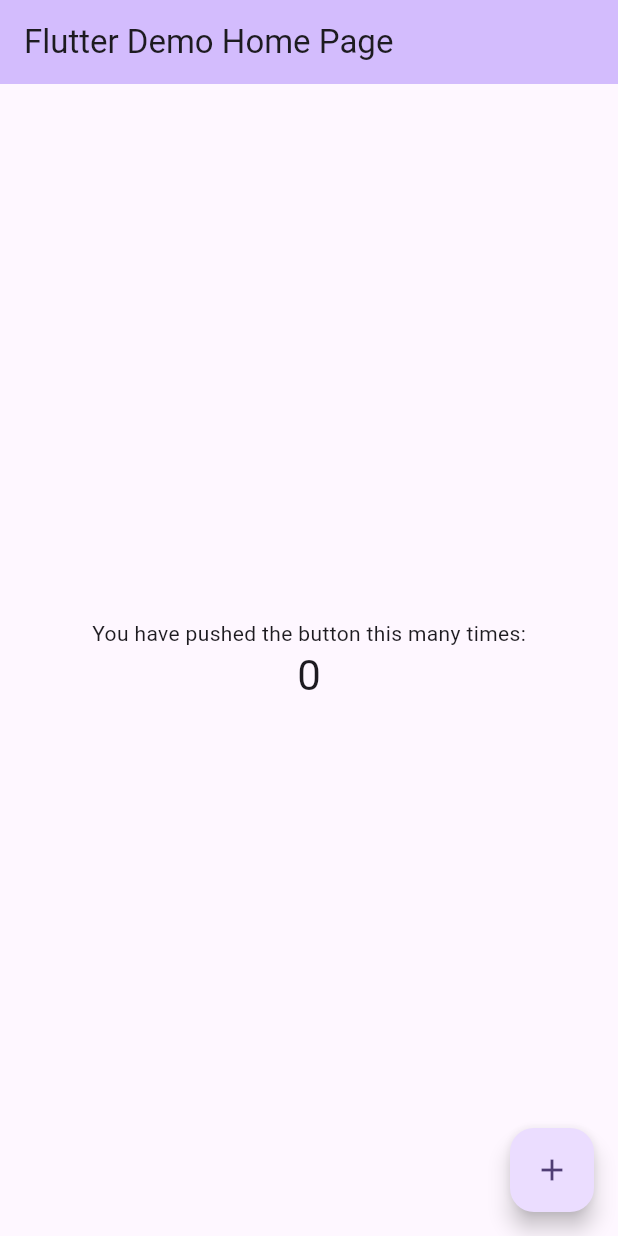
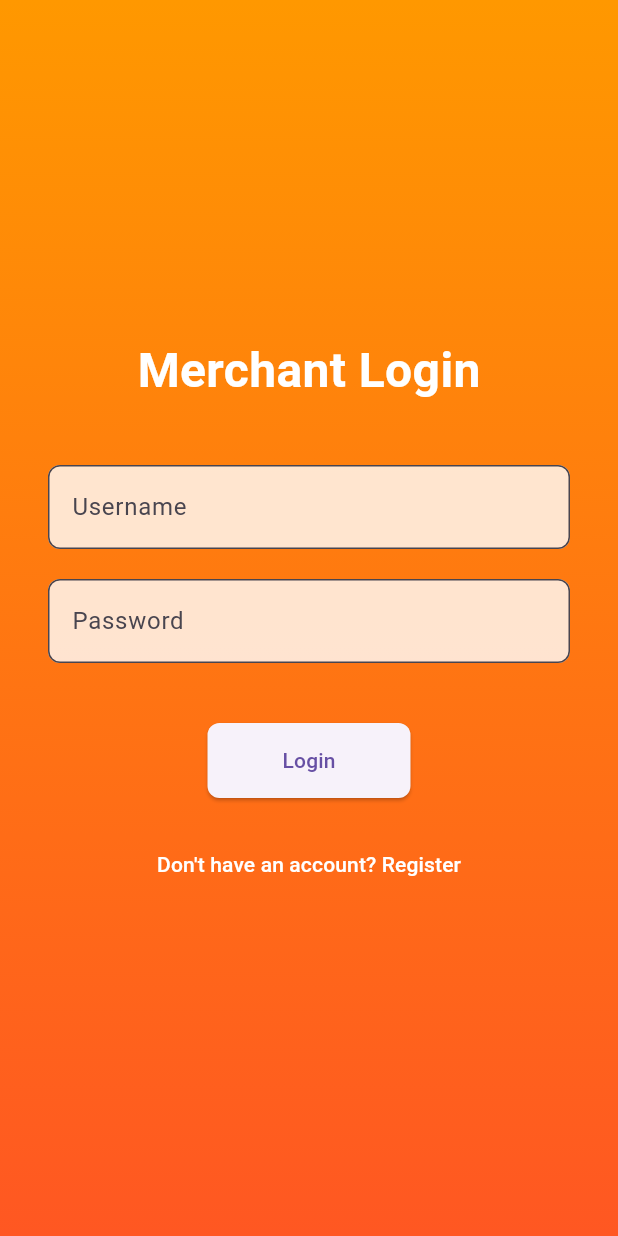
Before and after one commit to could-ai/019a1fa0-e4db-771d-b4ac-b2b82891afc4, a Flutter app: the screen it shows after launch, on a phone screen of 412 x 824 dp. Run offline on Flutter 3.47's test engine with Material 3 defaults, Android fonts, the phone set to English and light mode, and no system bars.

Commit message:
I have updated the `main.dart` file to serve as the entry point for our merchant order-grabbing application. I've set the `LoginScreen` as the initial route, ensuring that users are prompted to log in or register upon launching the app. Additionally, I've customized the theme to align with the Amazon-inspired design, with a primary color of orange and an adaptive visual density for a consistent look and feel across devices. The debug banner has been removed to provide a cleaner and more professional appearance.; I have created the `login_screen.dart` file, which serves as the entry point for our merchant application. The screen features a visually appealing gradient background with shades of orange and deep orange, creating a professional and inviting look. The UI includes a prominent "Merchant Login" title, along with input fields for username and password, each with validation to ensure that users enter their credentials before proceeding. A "Login" button triggers the authentication process, and for now, it navigates to a placeholder home screen. Additionally, a "Register" button is available for new users, with a placeholder for future implementation. This screen provides a solid foundation for user authentication and sets the stage for the rest of the application's features.; I have created a placeholder `home_screen.dart` file, which will serve as the main dashboard for authenticated users. For now, it features a simple layout with an app bar that displays the title "Dashboard" and includes a logout button with a placeholder for future implementation. The body of the screen contains a welcome message to greet users upon successful login. This initial setup provides a basic structure that can be expanded upon to include more advanced features, such as order management, account recharging, and withdrawal proofs. The placeholder design ensures that the app has a functional home screen while the more complex functionalities are being developed.

```diff
--- a/usr/lib/main.dart
+++ b/usr/lib/main.dart
@@ -1,4 +1,5 @@
 import 'package:flutter/material.dart';
+import 'screens/login_screen.dart';
 
 void main() {
   runApp(const MyApp());
@@ -7,114 +8,16 @@ void main() {
 class MyApp extends StatelessWidget {
   const MyApp({super.key});
 
-  // This widget is the root of your application.
   @override
   Widget build(BuildContext context) {
     return MaterialApp(
-      title: 'Flutter Demo',
+      title: 'Merchant App',
       debugShowCheckedModeBanner: false,
       theme: ThemeData(
-        // This is the theme of your application.
-        //
-        // TRY THIS: Try running your application with "flutter run". You'll see
-        // the application has a purple toolbar. Then, without quitting the app,
-        // try changing the seedColor in the colorScheme below to Colors.green
-        // and then invoke "hot reload" (save your changes or press the "hot
-        // reload" button in a Flutter-supported IDE, or press "r" if you used
-        // the command line to start the app).
-        //
-        // Notice that the counter didn't reset back to zero; the application
-        // state is not lost during the reload. To reset the state, use hot
-        // restart instead.
-        //
-        // This works for code too, not just values: Most code changes can be
-        // tested with just a hot reload.
-        colorScheme: ColorScheme.fromSeed(seedColor: Colors.deepPurple),
+        primarySwatch: Colors.orange,
+        visualDensity: VisualDensity.adaptivePlatformDensity,
       ),
-      home: const MyHomePage(title: 'Flutter Demo Home Page'),
+      home: const LoginScreen(),
     );
   }
 }
-
-class MyHomePage extends StatefulWidget {
-  const MyHomePage({super.key, required this.title});
-
-  // This widget is the home page of your application. It is stateful, meaning
-  // that it has a State object (defined below) that contains fields that affect
-  // how it looks.
-
-  // This class is the configuration for the state. It holds the values (in this
-  // case the title) provided by the parent (in this case the App widget) and
-  // used by the build method of the State. Fields in a Widget subclass are
-  // always marked "final".
-
-  final String title;
-
-  @override
-  State<MyHomePage> createState() => _MyHomePageState();
-}
-
-class _MyHomePageState extends State<MyHomePage> {
-  int _counter = 0;
-
-  void _incrementCounter() {
-    setState(() {
-      // This call to setState tells the Flutter framework that something has
-      // changed in this State, which causes it to rerun the build method below
-      // so that the display can reflect the updated values. If we changed
-      // _counter without calling setState(), then the build method would not be
-      // called again, and so nothing would appear to happen.
-      _counter++;
-    });
-  }
-
-  @override
-  Widget build(BuildContext context) {
-    // This method is rerun every time setState is called, for instance as done
-    // by the _incrementCounter method above.
-    //
-    // The Flutter framework has been optimized to make rerunning build methods
-    // fast, so that you can just rebuild anything that needs updating rather
-    // than having to individually change instances of widgets.
-    return Scaffold(
-      appBar: AppBar(
-        // TRY THIS: Try changing the color here to a specific color (to
-        // Colors.amber, perhaps?) and trigger a hot reload to see the AppBar
-        // change color while the other colors stay the same.
-        backgroundColor: Theme.of(context).colorScheme.inversePrimary,
-        // Here we take the value from the MyHomePage object that was created by
-        // the App.build method, and use it to set our appbar title.
-        title: Text(widget.title),
-      ),
-      body: Center(
-        // Center is a layout widget. It takes a single child and positions it
-        // in the middle of the parent.
-        child: Column(
-          // Column is also a layout widget. It takes a list of children and
-          // arranges them vertically. By default, it sizes itself to fit its
-          // children horizontally, and tries to be as tall as its parent.
-          //
-          // Column has various properties to control how it sizes itself and
-          // how it positions its children. Here we use mainAxisAlignment to
-          // center the children vertically; the main axis here is the vertical
-          // axis because Columns are vertical (the cross axis would be
-          // horizontal).
-          //
-          // TRY THIS: Invoke "debug painting" (choose the "Toggle Debug Paint"
-          // action in the IDE, or press "p" in the console), to see the
-          // wireframe for each widget.
-          mainAxisAlignment: MainAxisAlignment.center,
-          children: <Widget>[
-            const Text('You have pushed the button this many times:'),
-            Text('$_counter', style: Theme.of(context).textTheme.headlineMedium),
-          ],
-        ),
-      ),
-      floatingActionButton: FloatingActionButton(
-        onPressed: _incrementCounter,
-        tooltip: 'Increment',
-        child: const Icon(Icons.add),
-      ), // This trailing comma makes auto-formatting nicer for build methods.
-    );
-  }
-}
--- /dev/null
+++ b/usr/lib/screens/home_screen.dart
@@ -0,0 +1,25 @@
+import 'package:flutter/material.dart';
+
+class HomeScreen extends StatelessWidget {
+  const HomeScreen({super.key});
+
+  @override
+  Widget build(BuildContext context) {
+    return Scaffold(
+      appBar: AppBar(
+        title: const Text('Dashboard'),
+        actions: [
+          IconButton(
+            icon: const Icon(Icons.logout),
+            onPressed: () {
+              // TODO: Implement logout
+            },
+          ),
+        ],
+      ),
+      body: const Center(
+        child: Text('Welcome to the Merchant App!'),
+      ),
+    );
+  }
+}
--- /dev/null
+++ b/usr/lib/screens/login_screen.dart
@@ -0,0 +1,126 @@
+import 'package:flutter/material.dart';
+import 'home_screen.dart';
+
+class LoginScreen extends StatefulWidget {
+  const LoginScreen({super.key});
+
+  @override
+  _LoginScreenState createState() => _LoginScreenState();
+}
+
+class _LoginScreenState extends State<LoginScreen> {
+  final _formKey = GlobalKey<FormState>();
+  final _usernameController = TextEditingController();
+  final _passwordController = TextEditingController();
+
+  @override
+  void dispose() {
+    _usernameController.dispose();
+    _passwordController.dispose();
+    super.dispose();
+  }
+
+  void _login() {
+    if (_formKey.currentState!.validate()) {
+      // For now, we'll just navigate to the home screen
+      Navigator.pushReplacement(
+        context,
+        MaterialPageRoute(builder: (context) => const HomeScreen()),
+      );
+    }
+  }
+
+  @override
+  Widget build(BuildContext context) {
+    return Scaffold(
+      body: Container(
+        decoration: const BoxDecoration(
+          gradient: LinearGradient(
+            colors: [Colors.orange, Colors.deepOrange],
+            begin: Alignment.topCenter,
+            end: Alignment.bottomCenter,
+          ),
+        ),
+        child: Center(
+          child: SingleChildScrollView(
+            padding: const EdgeInsets.all(32.0),
+            child: Form(
+              key: _formKey,
+              child: Column(
+                mainAxisAlignment: MainAxisAlignment.center,
+                children: [
+                  const Text(
+                    'Merchant Login',
+                    style: TextStyle(
+                      fontSize: 32,
+                      fontWeight: FontWeight.bold,
+                      color: Colors.white,
+                    ),
+                  ),
+                  const SizedBox(height: 40),
+                  TextFormField(
+                    controller: _usernameController,
+                    decoration: InputDecoration(
+                      labelText: 'Username',
+                      filled: true,
+                      fillColor: Colors.white.withOpacity(0.8),
+                      border: OutlineInputBorder(
+                        borderRadius: BorderRadius.circular(8.0),
+                      ),
+                    ),
+                    validator: (value) {
+                      if (value == null || value.isEmpty) {
+                        return 'Please enter your username';
+                      }
+                      return null;
+                    },
+                  ),
+                  const SizedBox(height: 20),
+                  TextFormField(
+                    controller: _passwordController,
+                    obscureText: true,
+                    decoration: InputDecoration(
+                      labelText: 'Password',
+                      filled: true,
+                      fillColor: Colors.white.withOpacity(0.8),
+                      border: OutlineInputBorder(
+                        borderRadius: BorderRadius.circular(8.0),
+                      ),
+                    ),
+                    validator: (value) {
+                      if (value == null || value.isEmpty) {
+                        return 'Please enter your password';
+                      }
+                      return null;
+                    },
+                  ),
+                  const SizedBox(height: 40),
+                  ElevatedButton(
+                    onPressed: _login,
+                    style: ElevatedButton.styleFrom(
+                      padding: const EdgeInsets.symmetric(horizontal: 50, vertical: 15),
+                      shape: RoundedRectangleBorder(
+                        borderRadius: BorderRadius.circular(8.0),
+                      ),
+                    ),
+                    child: const Text('Login'),
+                  ),
+                  const SizedBox(height: 20),
+                  TextButton(
+                    onPressed: () {
+                      // TODO: Implement registration
+                    },
+                    child: const Text(
+                      'Don\'t have an account? Register',
+                      style: TextStyle(color: Colors.white),
+                    ),
+                  ),
+                ],
+              ),
+            ),
+          ),
+        ),
+      ),
+    );
+  }
+}
```
